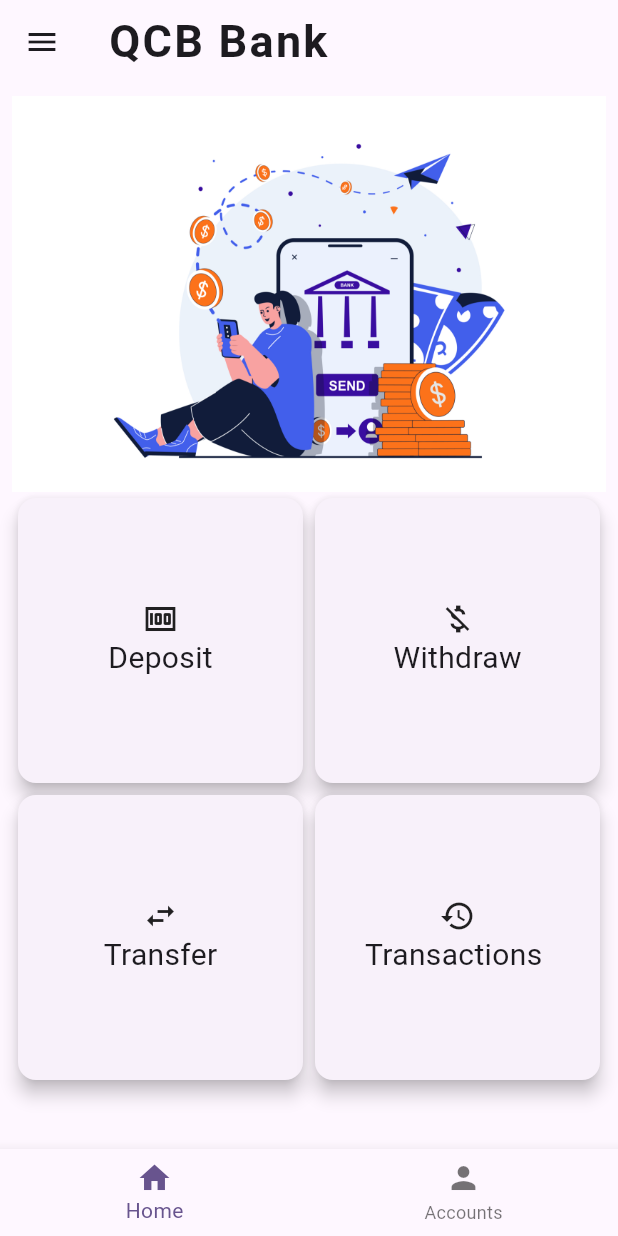
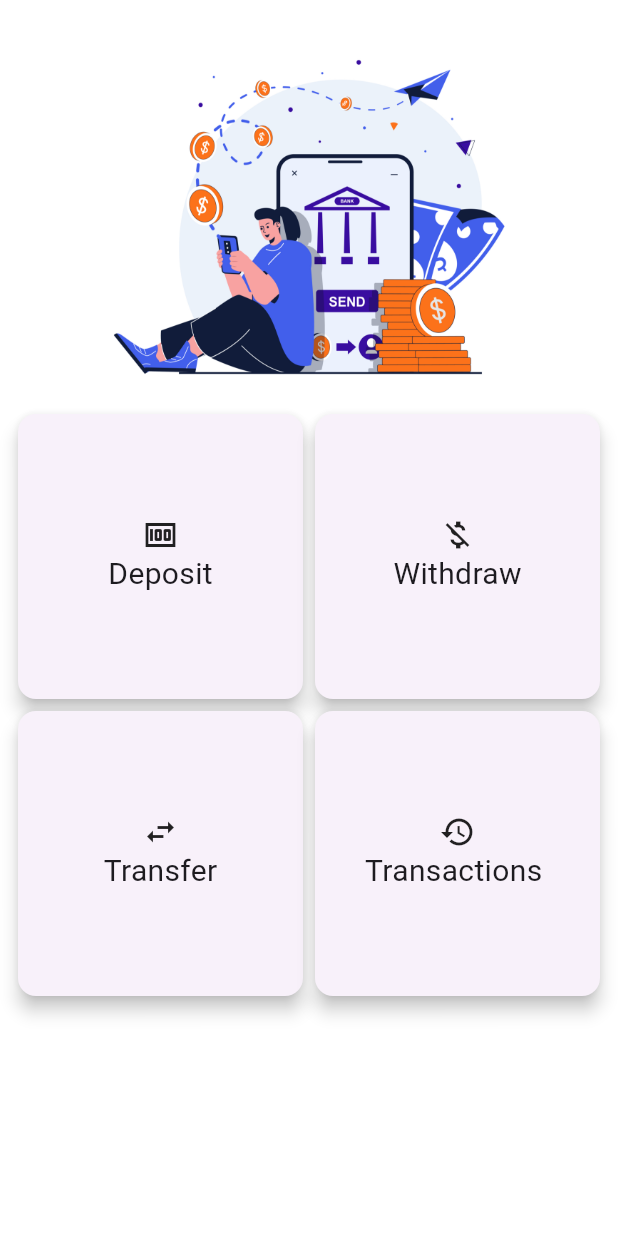
Before and after one commit to cmps312f24/Lab-B01, a Flutter app: the screen it shows after launch, on a phone screen of 412 x 824 dp. Run offline on Flutter 3.47's test engine with Material 3 defaults, Android fonts, the light colour scheme and no system bars; our stand-ins replace flutter_riverpod, go_router.

Commit message:
Update main.dart

```diff
--- a/Lab Practice/Lab 7 Navigations and State Management/Tutorial/qbanking_app/lib/main.dart
+++ b/Lab Practice/Lab 7 Navigations and State Management/Tutorial/qbanking_app/lib/main.dart
@@ -1,4 +1,5 @@
 import 'package:flutter/material.dart';
+import 'package:qbanking_app/routes/app_router.dart';
 import 'package:qbanking_app/screens/home_screen.dart';
 import 'package:qbanking_app/screens/shell_screen.dart';
 
@@ -12,13 +13,13 @@ class MyApp extends StatelessWidget {
   // This widget is the root of your application.
   @override
   Widget build(BuildContext context) {
-    return MaterialApp(
+    return MaterialApp.router(
+      routerConfig: AppRouter.router,
       title: 'Flutter Demo',
       theme: ThemeData(
         colorScheme: ColorScheme.fromSeed(seedColor: Colors.deepPurple),
         useMaterial3: true,
       ),
-      home: const ShellScreen(child: HomeScreen()),
     );
   }
 }
```
